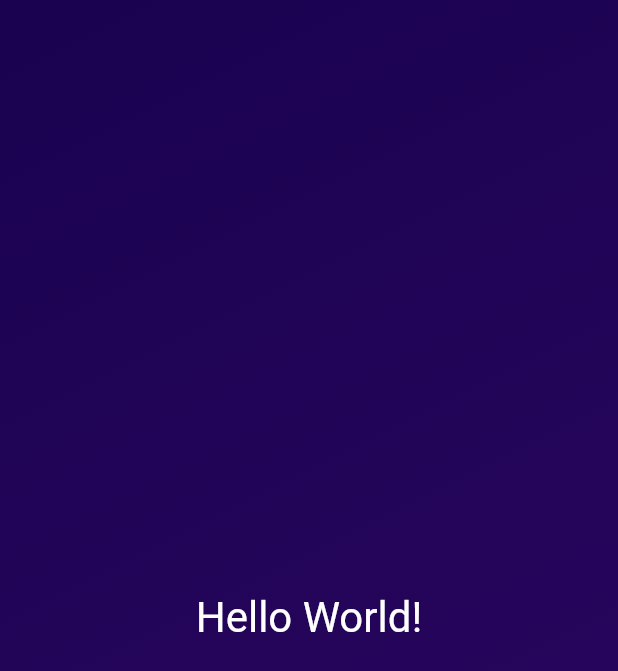
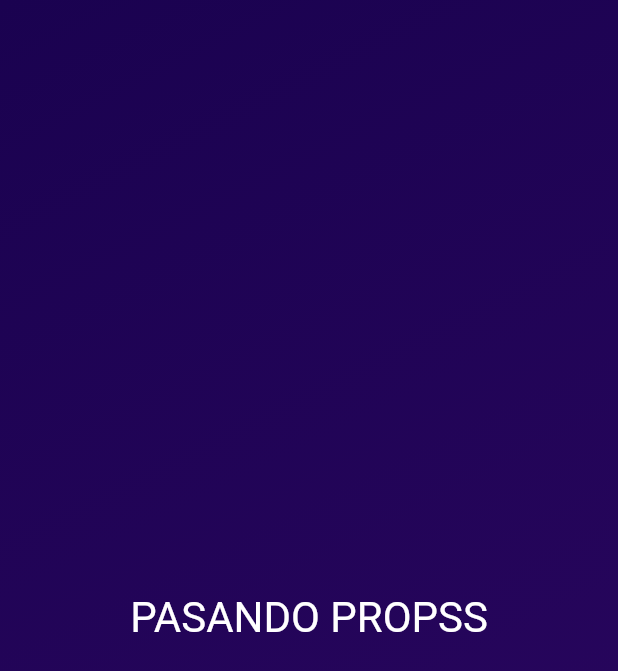
Before and after one commit to juanpabloCamus/roll_dice_app, a Flutter app: the screen it shows after launch, on a phone screen of 412 x 824 dp. Shown: the top 671 px of the screen. Run offline on Flutter 3.47's test engine with Material 2 defaults, Android fonts, the phone set to English and light mode, and no system bars.

Commit message:
passing proppss!!

```diff
--- a/lib/gradient_container.dart
+++ b/lib/gradient_container.dart
@@ -1,4 +1,5 @@
 import 'package:flutter/material.dart';
+import 'package:roll_dice_app/styled_text.dart';
 
 const gradient = LinearGradient(
   colors: [
@@ -19,13 +20,7 @@ class GradientContainer extends StatelessWidget {
         gradient: gradient,
       ),
       child: const Center(
-        child: Text(
-          'Hello World!',
-          style: TextStyle(
-            color: Colors.white,
-            fontSize: 28,
-          ),
-        ),
+        child: StyledText('PASANDO PROPSS'),
       ),
     );
   }
--- /dev/null
+++ b/lib/styled_text.dart
@@ -0,0 +1,18 @@
+import 'package:flutter/material.dart';
+
+class StyledText extends StatelessWidget {
+  StyledText(this.text, {super.key});
+
+  String text;
+
+  @override
+  Widget build(context) {
+    return Text(
+      text,
+      style: TextStyle(
+        color: Colors.white,
+        fontSize: 28,
+      ),
+    );
+  }
+}
```
